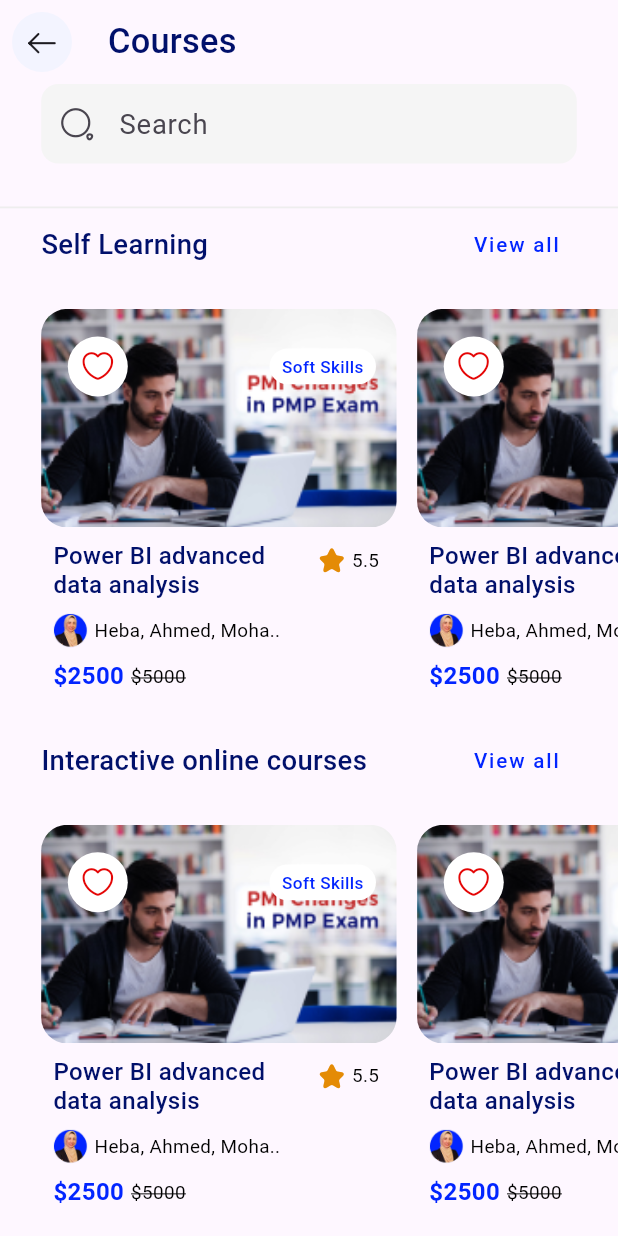
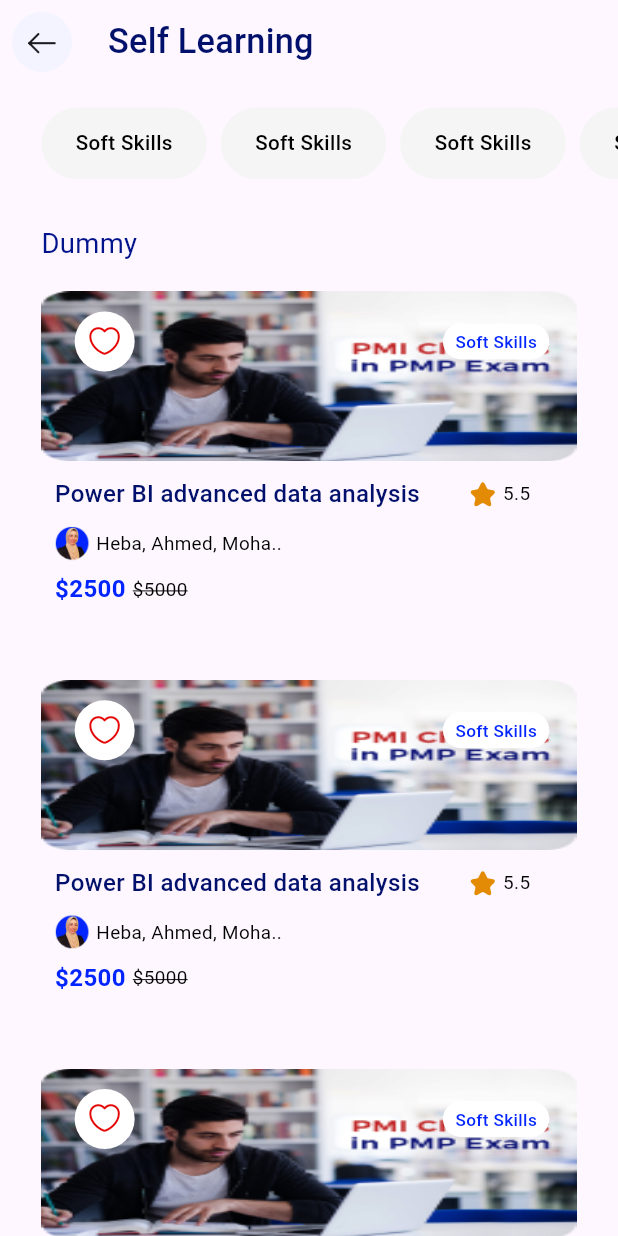
Before and after one commit to moha-b/LMS, a Flutter app: the screen it shows after launch, after a tap on "View all", on a phone screen of 412 x 824 dp. Run offline on Flutter 3.47's test engine with Material 3 defaults, Android fonts, the phone set to English and light mode, and no system bars; our stand-ins replace flutter_screenutil.

Commit message:
view all courses feature

```diff
--- a/lib/courses/view/coursesView.dart
+++ b/lib/courses/view/coursesView.dart
@@ -1,8 +1,11 @@
 import 'package:flutter/cupertino.dart';
 import 'package:flutter/material.dart';
+import 'package:flutter/widgets.dart';
 import 'package:flutter_screenutil/flutter_screenutil.dart';
 import 'package:lms/courses/view/widgets/corsesList.dart';
+import 'package:lms/courses/view/widgets/custom_app_bar.dart';
 import 'package:lms/courses/view/widgets/searchField.dart';
+import 'package:lms/courses/view/view_all_courses.dart';
 import 'package:lms/utils/app_colors.dart';
 import 'package:lms/utils/app_icons.dart';
 
@@ -12,27 +15,10 @@ class CoursesView extends StatelessWidget {
   @override
   Widget build(BuildContext context) {
     return Scaffold(
-      appBar: AppBar(
-        title: Text(
-          'Courses',
-          style: TextStyle(
-            fontWeight: FontWeight.w500,
-            fontSize: 20.sp,
-            color: AppColors.blue900,
-          ),
-        ),
-        leading: IconButton(
-          style: IconButton.styleFrom(
-            backgroundColor: AppColors.violet50,
-          ),
-          icon: Icon(AppIcons.arrow_left),
-          onPressed: (){
-          },
-        ),
-      ),
+      appBar: const CustomAppBar(title: 'Courses'),
       body: CustomScrollView(
         slivers: [
-          SearchField(),
+          const SearchField(),
           SliverToBoxAdapter(
             child: Container(
               width: double.infinity,
@@ -40,8 +26,25 @@ class CoursesView extends StatelessWidget {
               color: Colors.grey[200],
             ),
           ),
-          CourseList(sectionTitle: 'Self Learning'),
-          CourseList(sectionTitle: 'Interactive online courses'),
+          CourseList(
+            sectionTitle: 'Self Learning',
+            onViewAllClicked: () => Navigator.push(
+                context,
+                MaterialPageRoute(
+                  builder: (context) =>
+                      const ViewAllCourses(title: 'Self Learning'),
+                )),
+          ),
+          SliverToBoxAdapter(child: SizedBox(height: 12.h)),
+          CourseList(
+            sectionTitle: 'Interactive online courses',
+            onViewAllClicked: () => Navigator.push(
+              context,
+              MaterialPageRoute(
+                builder: (context) =>
+                const ViewAllCourses(title: 'Interactive online courses'),
+              )),
+          ),
         ],
       ),
     );
--- /dev/null
+++ b/lib/courses/view/view_all_courses.dart
@@ -0,0 +1,176 @@
+import 'package:flutter/material.dart';
+import 'package:flutter_screenutil/flutter_screenutil.dart';
+import 'package:lms/courses/view/widgets/categories_widget.dart';
+import 'package:lms/courses/view/widgets/track_title_widget.dart';
+import 'package:lms/utils/app_colors.dart';
+import 'package:lms/utils/app_images.dart';
+import '../../utils/app_icons.dart';
+import 'widgets/custom_app_bar.dart';
+
+class ViewAllCourses extends StatelessWidget {
+  const ViewAllCourses({super.key, required this.title});
+  final String title;
+  @override
+  Widget build(BuildContext context) {
+    return Scaffold(
+      appBar: CustomAppBar(title: title),
+      body: CustomScrollView(
+        slivers: [
+          const SliverToBoxAdapter(child: Categories()),
+          const SliverToBoxAdapter(child: TrackTitleWidget()),
+          SliverFillRemaining(
+            child: ListView.separated(
+              padding: EdgeInsets.only(left: 24.w, right: 24.w, bottom: 12.h),
+              itemBuilder: (context, index) => Container(
+                width: 328.w,
+                height: 205.h,
+                decoration: BoxDecoration(
+                  borderRadius: BorderRadius.only(
+                    topLeft: Radius.circular(12.r),
+                    topRight: Radius.circular(12.r),
+                  ),
+                ),
+                child: Column(
+                  children: [
+                    Container(
+                      alignment: Alignment.topCenter,
+                      height: 95.h,
+                      padding: EdgeInsets.symmetric(horizontal: 16.w,vertical: 8.h),
+                      decoration: const BoxDecoration(
+                        image: DecorationImage(
+                          image: AssetImage(AppImages.dummyImage1),
+                          fit: BoxFit.fill,
+                        ),
+                      ),
+                      child:Row(
+                        mainAxisAlignment: MainAxisAlignment.spaceBetween,
+                        children: [
+                          IconButton(onPressed: (){},
+                            style: IconButton.styleFrom(
+                              backgroundColor: AppColors.white,
+                            ),
+                            icon: Icon(
+                              size: 20.sp,
+                              AppIcons.heart,
+                              color: AppColors.secondary,
+                            ),
+                          ),
+                          Container(
+                            width: 62.w,
+                            height: 20.h,
+                            decoration: BoxDecoration(
+                              color: AppColors.white,
+                              borderRadius: BorderRadius.circular(40.r),
+                            ),
+                            child: Center(
+                              child: Text('Soft Skills',
+                                style: TextStyle(
+                                  fontWeight: FontWeight.w500,
+                                  fontSize: 10.sp,
+                                  color: AppColors.primary,
+                                ),
+                              ),
+                            ),
+                          ),
+                        ],
+                      ),
+                    ),
+                    Padding(
+                      padding: EdgeInsets.symmetric(horizontal: 8.w,vertical:8.h),
+                      child: Row(
+                        mainAxisAlignment: MainAxisAlignment.spaceBetween,
+                        children: [
+                          Expanded(
+                            flex: 3,
+                            child: Text(
+                              "Power BI advanced data analysis",
+                              style: TextStyle(
+                                fontWeight: FontWeight.w500,
+                                fontSize: 14.sp,
+                                color: AppColors.blue900,
+                              ),
+                            ),
+                          ),
+                          Expanded(
+                            child: Padding(
+                              padding: EdgeInsets.only(left: 15.w,),
+                              child: Row(
+                                children: [
+                                  const Icon(
+                                    AppIcons.star1,
+                                    color: AppColors.orange600,
+                                  ),
+                                  SizedBox(width: 3.w),
+                                  Text(
+                                    "5.5",
+                                    style: TextStyle(
+                                      fontWeight: FontWeight.w400,
+                                      fontSize: 11.sp,
+                                      color: AppColors.black,
+                                    ),
+                                  )
+                                ],
+                              ),
+                            ),
+                          ),
+                        ],
+                      ),
+                    ),
+                    Padding(
+                      padding: EdgeInsets.symmetric(horizontal: 8.w),
+                      child: Row(
+                        children: [
+                          CircleAvatar(
+                            radius: 10.r,
+                            backgroundImage: AssetImage(AppImages.instructor),
+                          ),
+                          SizedBox(width: 4.w),
+                          Text(
+                            "Heba, Ahmed, Moha..",
+                            style: TextStyle(
+                              color: AppColors.black,
+                              fontWeight: FontWeight.w400,
+                              fontSize: 11.sp,
+                            ),
+                          ),
+                        ],
+                      ),
+                    ),
+                    SizedBox(
+                      height: 8.h ,
+                    ),
+                    Padding(
+                      padding: EdgeInsets.symmetric(horizontal: 8.w),
+                      child: Row(
+                        children: [
+                          Text('\$2500',
+                            style: TextStyle(
+                              fontWeight: FontWeight.w600,
+                              fontSize: 14.sp,
+                              color: AppColors.primary,
+                            ),
+                          ),
+                          SizedBox(width: 4.w),
+                          Text('\$5000',
+                            style: TextStyle(
+                              fontWeight: FontWeight.w400,
+                              fontSize: 11.sp,
+                              color: AppColors.black,
+                              decoration: TextDecoration.lineThrough,
+                            ),
+                          ),
+                        ],
+                      ),
+                    ),
+                  ],
+                ),
+              ),
+              separatorBuilder: (context, index) => SizedBox(height: 12.h),
+              itemCount: 15,
+            ),
+          ),
+        ],
+      ),
+    );
+  }
+}
--- /dev/null
+++ b/lib/courses/view/widgets/categories_widget.dart
@@ -0,0 +1,50 @@
+import 'package:flutter/material.dart';
+import 'package:flutter_screenutil/flutter_screenutil.dart';
+import 'package:lms/utils/app_colors.dart';
+
+class Categories extends StatefulWidget {
+  const Categories({Key? key}) : super(key: key);
+
+  @override
+  _CategoriesState createState() => _CategoriesState();
+}
+
+class _CategoriesState extends State<Categories> {
+  List<Color?> containerColors = List.generate(7, (index) => Colors.grey[100]);
+
+  @override
+  Widget build(BuildContext context) {
+    return SizedBox(
+      height: 40.h,
+      child: ListView.separated(
+        scrollDirection: Axis.horizontal,
+        padding: EdgeInsets.only(left: 24.w),
+        itemBuilder: (context, index) => GestureDetector(
+          onTap: () {
+            setState(() {
+              containerColors[index] =
+              (containerColors[index] == Colors.grey[100] ? AppColors.primary : Colors.grey[100])!;
+            });
+          },
+          child: Container(
+            padding: EdgeInsets.symmetric(vertical: 13.h, horizontal: 20.w),
+            decoration: BoxDecoration(
+              borderRadius: BorderRadius.circular(30.r),
+              color: containerColors[index],
+            ),
+            child: Text(
+              'Soft Skills',
+              style: TextStyle(
+                fontWeight: FontWeight.w500,
+                fontSize: 12.sp,
+                color: Colors.black,
+              ),
+            ),
+          ),
+        ),
+        separatorBuilder: (BuildContext context, int index) => SizedBox(width: 8.w),
+        itemCount: 7,
+      ),
+    );
+  }
+}
--- a/lib/courses/view/widgets/corsesList.dart
+++ b/lib/courses/view/widgets/corsesList.dart
@@ -9,8 +9,9 @@ import 'courseWidget.dart';
 
 
 class CourseList extends StatelessWidget {
-  const CourseList({super.key, required this.sectionTitle});
+  const CourseList({super.key, required this.sectionTitle, required this.onViewAllClicked});
   final String sectionTitle;
+  final Function() onViewAllClicked;
   @override
   Widget build(BuildContext context) {
     return SliverToBoxAdapter(
@@ -36,7 +37,7 @@ class CourseList extends StatelessWidget {
                     ),
                   ),
                   TextButton(
-                    onPressed: () {},
+                    onPressed: onViewAllClicked,
                     child: Text(
                       'View all',
                       style: TextStyle(
--- a/lib/courses/view/widgets/courseWidget.dart
+++ b/lib/courses/view/widgets/courseWidget.dart
@@ -1,6 +1,5 @@
 import 'package:flutter/material.dart';
 import 'package:flutter_screenutil/flutter_screenutil.dart';
-
 import '../../../utils/app_colors.dart';
 import '../../../utils/app_images.dart';
 import 'courseName.dart';
@@ -68,7 +67,7 @@ class CourseWidget extends StatelessWidget {
                 ),
               ],
             ),
-          )
+          ),
         ],
       ),
     );
--- /dev/null
+++ b/lib/courses/view/widgets/custom_app_bar.dart
@@ -0,0 +1,32 @@
+import 'package:flutter/material.dart';
+import 'package:flutter_screenutil/flutter_screenutil.dart';
+import 'package:lms/utils/app_colors.dart';
+import 'package:lms/utils/app_icons.dart';
+
+class CustomAppBar extends StatelessWidget implements PreferredSizeWidget {
+  const CustomAppBar({super.key, required this.title});
+  final String title;
+  @override
+  Size get preferredSize => Size.fromHeight(60.h);
+
+  @override
+  Widget build(BuildContext context) {
+    return AppBar(
+      title: Text(
+        title,
+        style: TextStyle(
+          fontWeight: FontWeight.w500,
+          fontSize: 20.sp,
+          color: AppColors.blue900,
+        ),
+      ),
+      leading: IconButton(
+        style: IconButton.styleFrom(
+          backgroundColor: AppColors.violet50,
+        ),
+        icon: const Icon(AppIcons.arrow_left),
+        onPressed: () {},
+      ),
+    );
+  }
+}
--- /dev/null
+++ b/lib/courses/view/widgets/track_title_widget.dart
@@ -0,0 +1,19 @@
+import 'package:flutter/material.dart';
+import 'package:flutter_screenutil/flutter_screenutil.dart';
+
+import '../../../utils/app_colors.dart';
+
+class TrackTitleWidget extends StatelessWidget {
+  const TrackTitleWidget({super.key});
+
+  @override
+  Widget build(BuildContext context) {
+    return Padding(
+      padding: EdgeInsets.only(left: 24.w,top: 27.h,bottom: 18.h),
+      child: Text(
+        'Dummy',
+        style: TextStyle(color: AppColors.blue800,fontSize: 16.sp),
+      ),
+    );
+  }
+}
```
